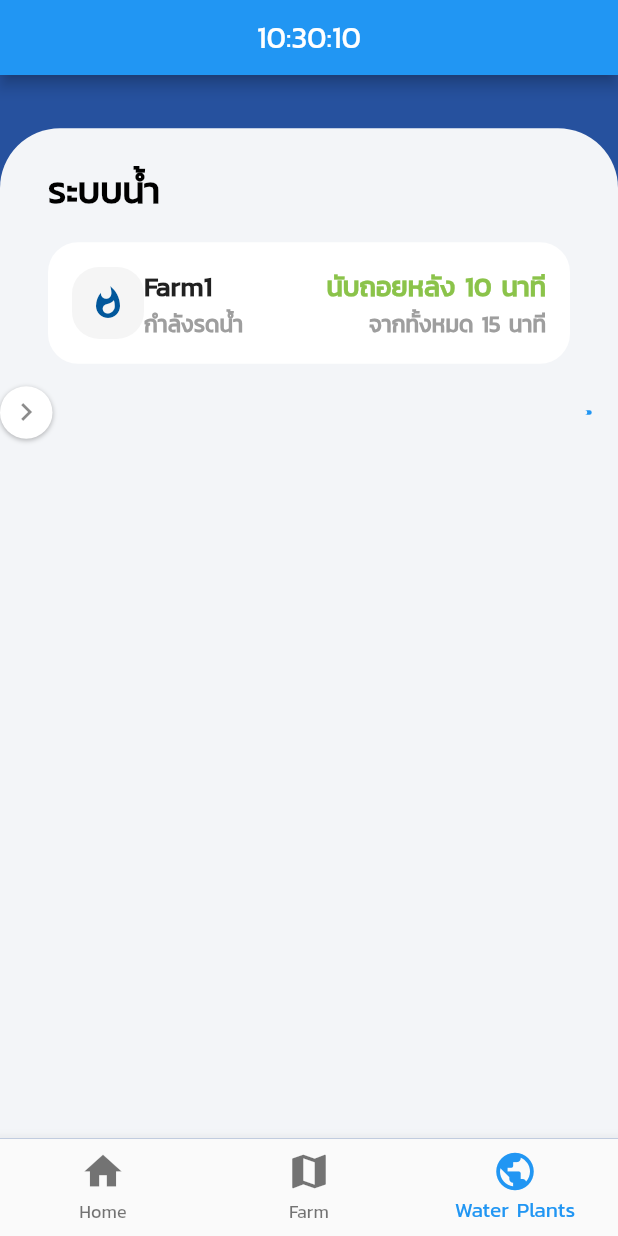
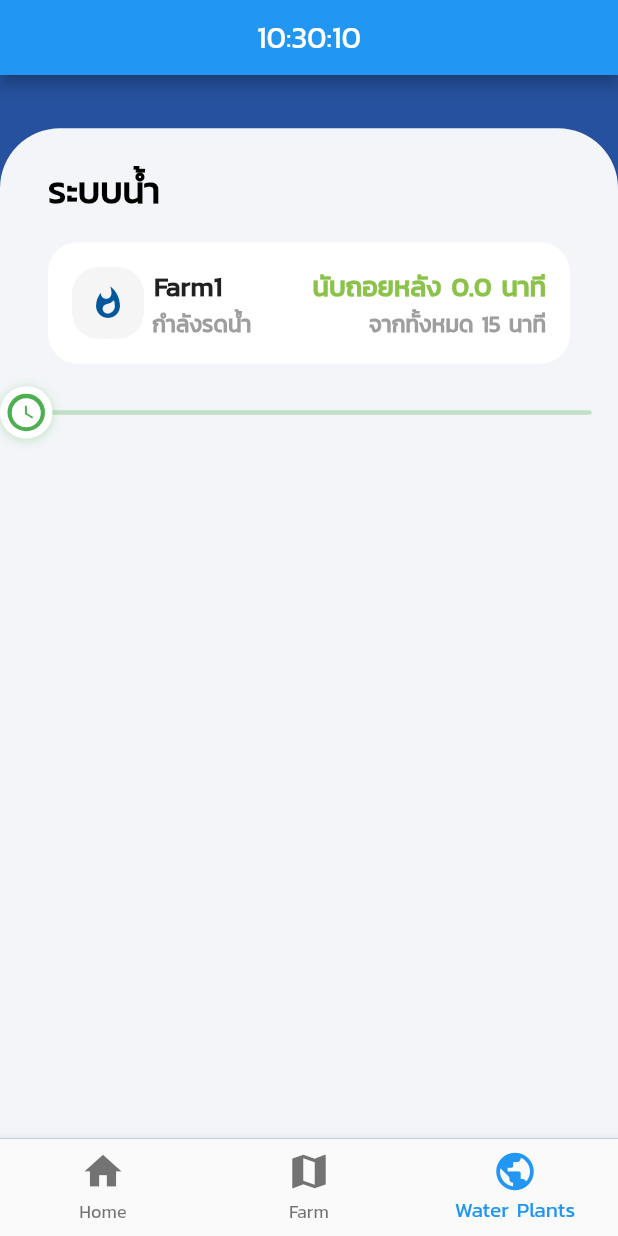
Before and after one commit to rujirojn/flutterframerassit, a Flutter app: the screen it shows after launch, item 3 of the bottom bar chosen, after a tap on "Farm1", on a phone screen of 412 x 824 dp. Run offline on Flutter 3.47's test engine with Material 2 defaults, Android fonts, the phone set to English and light mode, and no system bars; drawn by our look-alikes of flutter_xlider; our stand-ins replace firebase_database, percent_indicator; accounts and stored records are empty.

Commit message:
update style

```diff
--- a/flutterframeassit/lib/Model.dart
+++ b/flutterframeassit/lib/Model.dart
@@ -1,6 +1,7 @@
 class DataWaterPlants {
   // Layer Sequnce from front of home 1-6
   static bool displayDurationfarm1 = false;
+  static double remainDurationfarm1 = 0.0;
   static bool displayDurationfarm2 = false;
   static bool displayDurationfarm3 = false;
   static bool displayDurationfarm4 = false;
--- a/flutterframeassit/lib/WaterPlants.dart
+++ b/flutterframeassit/lib/WaterPlants.dart
@@ -1,6 +1,6 @@
 import 'package:flutter/material.dart';
 import 'package:flutterframeassit/Model.dart';
-import 'package:flutter_duration_picker/flutter_duration_picker.dart';
+// import 'package:flutter_duration_picker/flutter_duration_picker.dart';
 import 'package:flutter_xlider/flutter_xlider.dart';
 
 class WaterPlantsScreen extends StatefulWidget {
@@ -11,9 +11,8 @@ class WaterPlantsScreen extends StatefulWidget {
 }
 
 class _WaterPlantsScreen extends State<WaterPlantsScreen> {
-  Duration _duration = Duration(hours: 0, minutes: 0);
-  double _lowerValue = 0;
-  double _upperValue = 30;
+  // Duration _duration = Duration(hours: 0, minutes: 0);
+  // double _upperValue = 30;
 
   Widget build(BuildContext context) {
     return Container(
@@ -96,40 +95,11 @@ class _WaterPlantsScreen extends State<WaterPlantsScreen> {
                           DataWaterPlants.displayDurationfarm1 = !DataWaterPlants.displayDurationfarm1;
                         });
                       },
-                      child: buildcontainer('Farm1','กำลังรดน้ำ','นับถอยหลัง 10 นาที','จากทั้งหมด 15 นาที'),
+                      child: buildcontainer(' Farm1',' กำลังรดน้ำ','นับถอยหลัง ' + DataWaterPlants.remainDurationfarm1.toString() + ' นาที','จากทั้งหมด 15 นาที'),
                   ),
                   Visibility (
                       visible: DataWaterPlants.displayDurationfarm1,
-                      child: FlutterSlider(
-                      values: [_lowerValue],
-                      max: 30,
-                      min: 0,
-                      rtl: false,
-                        trackBar: FlutterSliderTrackBar(
-                        inactiveTrackBar: BoxDecoration(
-                        borderRadius: BorderRadius.circular(20),
-                        color: Colors.green,
-                        border: Border.all(width: 3, color: Colors.blue),
-      ),
-                      ),
-                      // hatchMark: FlutterSliderHatchMark(
-                      //   density: 0.5, // means 50 lines, from 0 to 100 percent
-                      //   labels: [
-                      //     FlutterSliderHatchMarkLabel(percent: 0, label: Text('เหลือ')),
-                      //     FlutterSliderHatchMarkLabel(percent: 100, label: Text('เวลา')),
-                      //   ],
-                      // ),
-                      handlerAnimation: FlutterSliderHandlerAnimation(
-                          curve: Curves.elasticOut,
-                          reverseCurve: null,
-                          duration: Duration(milliseconds: 700),
-                          scale: 2),
-                      onDragging: (handlerIndex, lowerValue, upperValue) {
-                        setState(() {
-                          _lowerValue = lowerValue;
-                        });
-                      },
-                    )
+                      child: buildFlutterSlider()
                   ),
                 ],
               ),
@@ -146,14 +116,15 @@ class _WaterPlantsScreen extends State<WaterPlantsScreen> {
     );
   }
 
+
   Container buildcontainer(labelTopL,labelTopR,labelBotL,labelBotR){
    return Container(
                       margin: EdgeInsets.symmetric(horizontal: 32),
                       padding: EdgeInsets.all(16),
                       decoration: BoxDecoration(
-                        color: Colors.white,
-                        borderRadius: BorderRadius.all(Radius.circular(20))
-                      ),
+                                                  color: Colors.white,
+                                                  borderRadius: BorderRadius.all(Radius.circular(20))
+                                               ),
                       child: Row(
                         children: <Widget>[
                           Container(
@@ -198,6 +169,77 @@ class _WaterPlantsScreen extends State<WaterPlantsScreen> {
     });
   }
 
+  buildFlutterSlider (){
+   return FlutterSlider(
+                      values: [DataWaterPlants.remainDurationfarm1],
+                      max: 30,
+                      min: 0,
+                      rtl: false,
+                      trackBar: FlutterSliderTrackBar(
+                        activeTrackBarHeight: 10,
+                        inactiveTrackBar: BoxDecoration(
+                          borderRadius: BorderRadius.circular(20),
+                          color: Colors.green.withOpacity(0.3),
+                        ),
+                         activeTrackBar: BoxDecoration(
+                            borderRadius: BorderRadius.circular(4),
+                            color: Colors.green,
+                          ),
+                      ),
+                    handler: customHandler(Icons.watch_later),
+                     tooltip: FlutterSliderTooltip(
+                          textStyle: TextStyle(fontSize: 32, color: Colors.white),
+                          boxStyle: FlutterSliderTooltipBox(
+                                      decoration: BoxDecoration(color: Colors.green),
+                          )
+                      ),
+                      hatchMark: FlutterSliderHatchMark(
+                        density: 0.5, // means 50 lines, from 0 to 100 percent
+                        labels: [
+                          FlutterSliderHatchMarkLabel(percent: 10, label: Text('เหลือ')),
+                          FlutterSliderHatchMarkLabel(percent: 90, label: Text('เวลา')),
+                        ],
+                      ),
+                      handlerAnimation: FlutterSliderHandlerAnimation(
+                          curve: Curves.elasticOut,
+                          reverseCurve: null,
+                          duration: Duration(milliseconds: 700),
+                          scale: 2),
+                      onDragging: (handlerIndex, lowerValue, upperValue) {
+                        setState(() {
+                          DataWaterPlants.remainDurationfarm1 = lowerValue;
+                        });
+                      },
+                    );
+  }
+
+  customHandler(IconData icon) {
+    return FlutterSliderHandler(
+      decoration: BoxDecoration(),
+      child: Container(
+        child: Container(
+          margin: EdgeInsets.all(5),
+          decoration: BoxDecoration(color: Colors.green, shape: BoxShape.circle),
+          child: Icon(
+            icon,
+            color: Colors.white,
+            size: 23,
+          ),
+        ),
+        decoration: BoxDecoration(
+          color: Colors.white,
+          shape: BoxShape.circle,
+          boxShadow: [
+            BoxShadow(
+                color: Colors.green.withOpacity(0.3),
+                spreadRadius: 0.05,
+                blurRadius: 5,
+                offset: Offset(0, 1))
+          ],
+        ),
+      ),
+    );
+  }
   // update1()
   // {
   //   setState(() {
```
